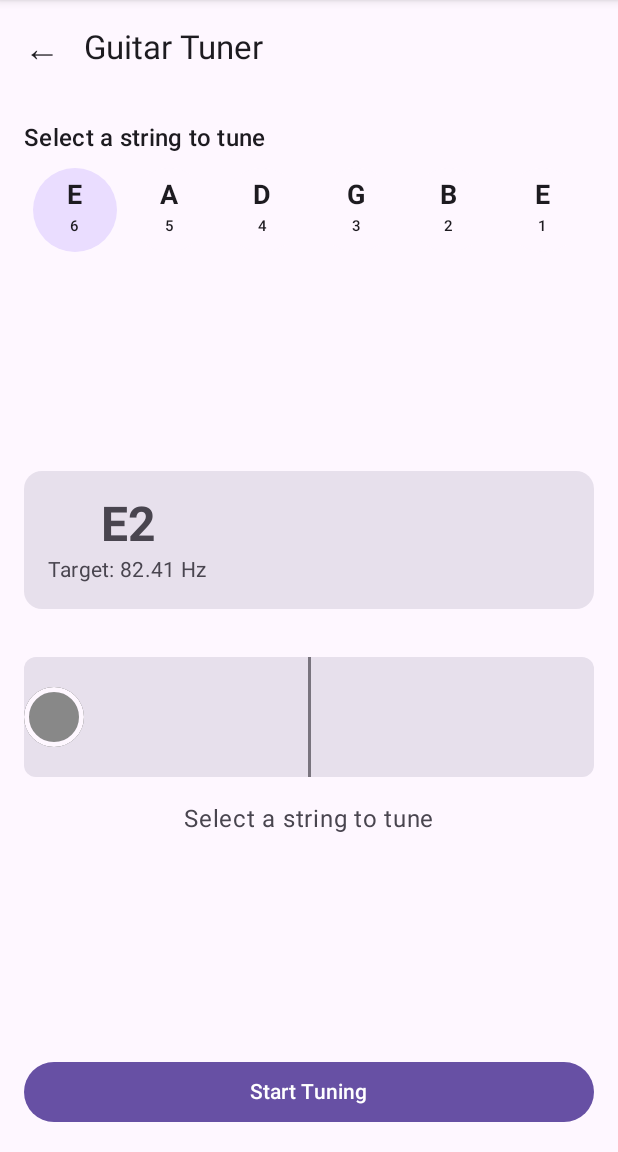
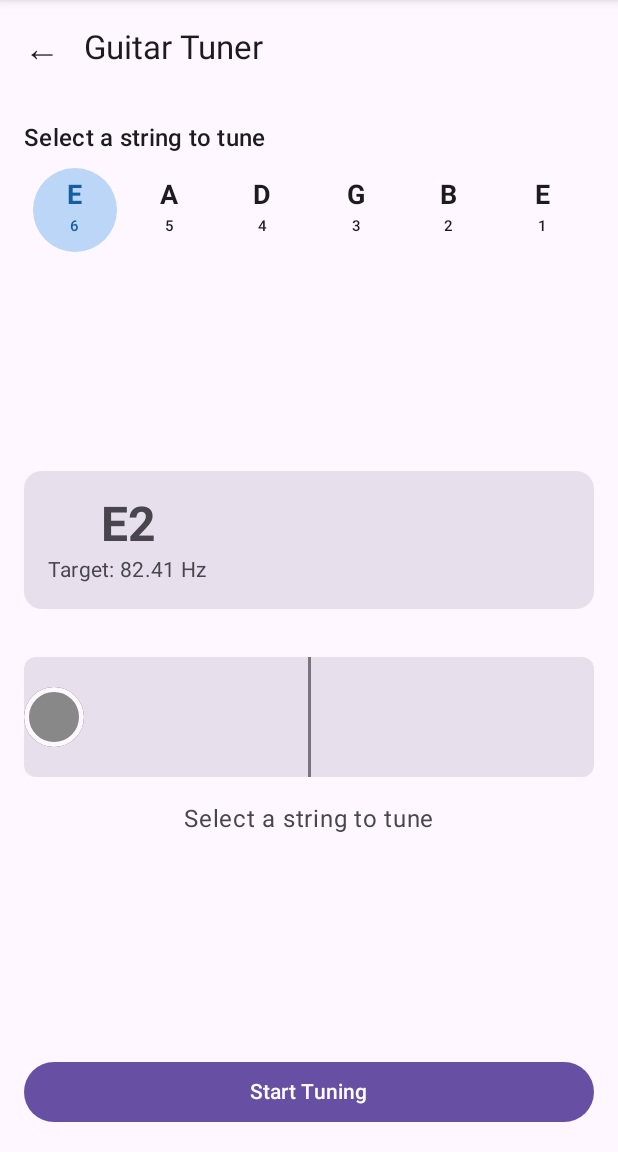
Before and after one commit to tobi01001/android-guitar-notes-learner, an Android app built with Jetpack Compose: the screen it shows after launch (MainActivity), after a tap on "Tuner", on a phone screen of 412 x 824 dp, the part 84-1236 px from its top. Run offline under Robolectric (Android 15) with nearby library versions, the phone set to English and light mode, and no system bars.

Commit message:
Add note coloring system to all screens
Co-authored-by: tobi01001 <1083336+tobi01001@users.noreply.github.com>

```diff
--- a/app/src/main/java/com/androidguitarnotes/app/notesplayed/FretboardView.kt
+++ b/app/src/main/java/com/androidguitarnotes/app/notesplayed/FretboardView.kt
@@ -14,6 +14,7 @@ import androidx.compose.ui.text.font.FontWeight
 import androidx.compose.ui.unit.Dp
 import androidx.compose.ui.unit.dp
 import androidx.compose.ui.unit.sp
+import com.androidguitarnotes.app.ui.NoteColors
 
 private const val GUITAR_STRINGS = 6
 
@@ -242,13 +243,14 @@ private fun FretMarker(
         contentAlignment = Alignment.Center,
     ) {
         if (isHighlighted && noteName != null) {
+            val noteColor = NoteColors.getColorForNote(noteName)
             Box(
                 modifier =
                     Modifier
                         .fillMaxSize()
                         .clip(CircleShape)
-                        .background(MaterialTheme.colorScheme.primary)
-                        .border(2.dp, MaterialTheme.colorScheme.onPrimary, CircleShape),
+                        .background(noteColor)
+                        .border(2.dp, NoteColors.getDarkColorForNote(noteName), CircleShape),
                 contentAlignment = Alignment.Center,
             ) {
                 Text(
--- a/app/src/main/java/com/androidguitarnotes/app/practice/PracticeSessionScreen.kt
+++ b/app/src/main/java/com/androidguitarnotes/app/practice/PracticeSessionScreen.kt
@@ -17,6 +17,7 @@ import androidx.lifecycle.compose.collectAsStateWithLifecycle
 import androidx.lifecycle.viewmodel.compose.viewModel
 import com.androidguitarnotes.app.R
 import com.androidguitarnotes.app.permissions.PermissionRationaleScreen
+import com.androidguitarnotes.app.ui.NoteColors
 
 /**
  * Practice session screen showing the current note and session progress.
@@ -210,7 +211,7 @@ private fun ActiveSessionScreen(
                 modifier = Modifier.fillMaxWidth(0.8f),
                 colors =
                     CardDefaults.cardColors(
-                        containerColor = MaterialTheme.colorScheme.primaryContainer,
+                        containerColor = NoteColors.getLightColorForNote(state.currentNote.noteName),
                     ),
             ) {
                 Column(
@@ -224,7 +225,7 @@ private fun ActiveSessionScreen(
                         text = state.currentNote.noteName,
                         style = MaterialTheme.typography.displayLarge,
                         fontSize = 96.sp,
-                        color = MaterialTheme.colorScheme.onPrimaryContainer,
+                        color = NoteColors.getDarkColorForNote(state.currentNote.noteName),
                     )
 
                     Spacer(modifier = Modifier.height(16.dp))
--- a/app/src/main/java/com/androidguitarnotes/app/tuner/TunerScreen.kt
+++ b/app/src/main/java/com/androidguitarnotes/app/tuner/TunerScreen.kt
@@ -21,6 +21,7 @@ import androidx.lifecycle.compose.collectAsStateWithLifecycle
 import androidx.lifecycle.viewmodel.compose.viewModel
 import com.androidguitarnotes.app.R
 import com.androidguitarnotes.app.audio.AudioManager
+import com.androidguitarnotes.app.ui.NoteColors
 import kotlin.math.abs
 
 /**
@@ -142,9 +143,16 @@ private fun StringButton(
 ) {
     val backgroundColor =
         if (isSelected) {
-            MaterialTheme.colorScheme.primaryContainer
+            NoteColors.getLightColorForNote(guitarString.noteName)
         } else {
             MaterialTheme.colorScheme.surface
+        }
+
+    val contentColor =
+        if (isSelected) {
+            NoteColors.getDarkColorForNote(guitarString.noteName)
+        } else {
+            MaterialTheme.colorScheme.onSurface
         }
 
     Button(
@@ -155,7 +163,7 @@ private fun StringButton(
         colors =
             ButtonDefaults.buttonColors(
                 containerColor = backgroundColor,
-                contentColor = MaterialTheme.colorScheme.onSurface,
+                contentColor = contentColor,
             ),
         shape = CircleShape,
         contentPadding = PaddingValues(0.dp),
--- /dev/null
+++ b/app/src/main/java/com/androidguitarnotes/app/ui/NoteColors.kt
@@ -0,0 +1,76 @@
+package com.androidguitarnotes.app.ui
+
+import androidx.compose.ui.graphics.Color
+
+/**
+ * Color scheme for musical notes.
+ * Each natural note (A-G) has a distinct color, and semitones have blended colors.
+ */
+object NoteColors {
+    // Natural note colors - using a color wheel approach
+    private val A_COLOR = Color(0xFFE53935) // Red
+    private val B_COLOR = Color(0xFFFF6F00) // Orange
+    private val C_COLOR = Color(0xFFFDD835) // Yellow
+    private val D_COLOR = Color(0xFF43A047) // Green
+    private val E_COLOR = Color(0xFF1E88E5) // Blue
+    private val F_COLOR = Color(0xFF5E35B1) // Purple
+    private val G_COLOR = Color(0xFFD81B60) // Pink/Magenta
+
+    /**
+     * Returns the color for a given note name.
+     * Semitones (sharp notes) return a blend of the adjacent natural note colors.
+     */
+    fun getColorForNote(noteName: String): Color {
+        return when (noteName) {
+            "A" -> A_COLOR
+            "A#" -> blendColors(A_COLOR, B_COLOR)
+            "B" -> B_COLOR
+            "C" -> C_COLOR
+            "C#" -> blendColors(C_COLOR, D_COLOR)
+            "D" -> D_COLOR
+            "D#" -> blendColors(D_COLOR, E_COLOR)
+            "E" -> E_COLOR
+            "F" -> F_COLOR
+            "F#" -> blendColors(F_COLOR, G_COLOR)
+            "G" -> G_COLOR
+            "G#" -> blendColors(G_COLOR, A_COLOR)
+            else -> Color.Gray // Default for unrecognized notes
+        }
+    }
+
+    /**
+     * Blends two colors by averaging their RGB components.
+     */
+    private fun blendColors(
+        color1: Color,
+        color2: Color,
+    ): Color {
+        return Color(
+            red = (color1.red + color2.red) / 2f,
+            green = (color1.green + color2.green) / 2f,
+            blue = (color1.blue + color2.blue) / 2f,
+            alpha = 1f,
+        )
+    }
+
+    /**
+     * Returns a lighter variant of the note color (for backgrounds).
+     */
+    fun getLightColorForNote(noteName: String): Color {
+        val baseColor = getColorForNote(noteName)
+        return baseColor.copy(alpha = 0.3f)
+    }
+
+    /**
+     * Returns a darker variant of the note color (for borders/emphasis).
+     */
+    fun getDarkColorForNote(noteName: String): Color {
+        val baseColor = getColorForNote(noteName)
+        return Color(
+            red = baseColor.red * 0.7f,
+            green = baseColor.green * 0.7f,
+            blue = baseColor.blue * 0.7f,
+            alpha = 1f,
+        )
+    }
+}
```
Also changed, not shown: app/src/main/java/com/androidguitarnotes/app/notesplayed/NotesPlayedScreen.kt (+14 -2 lines).
